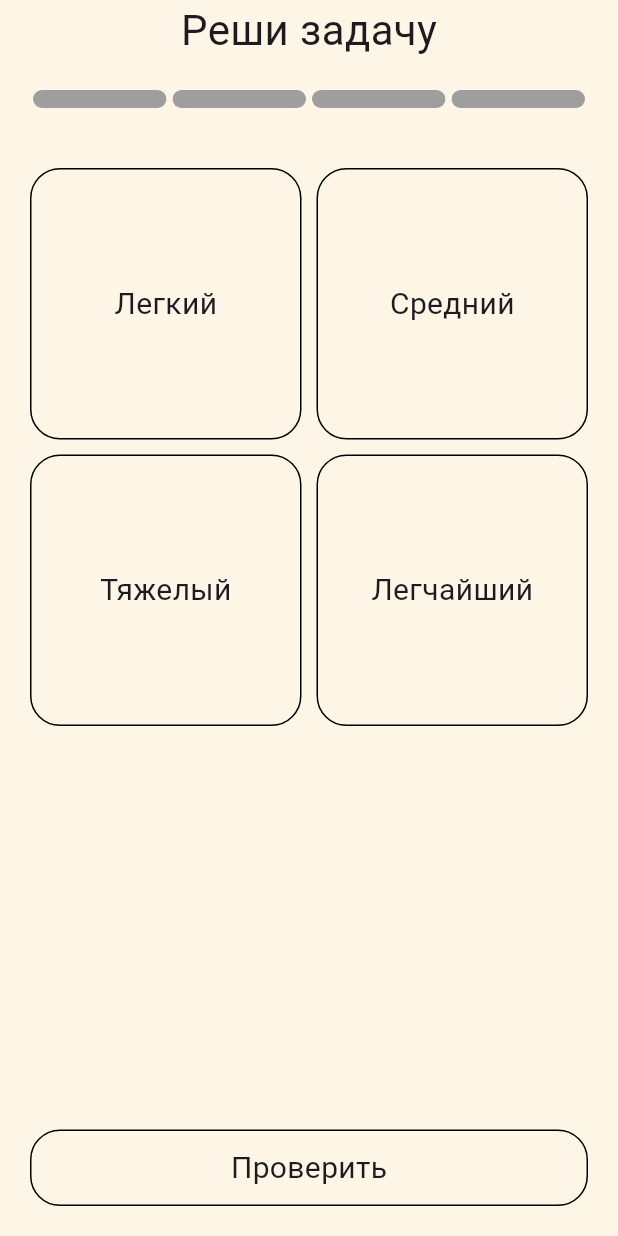
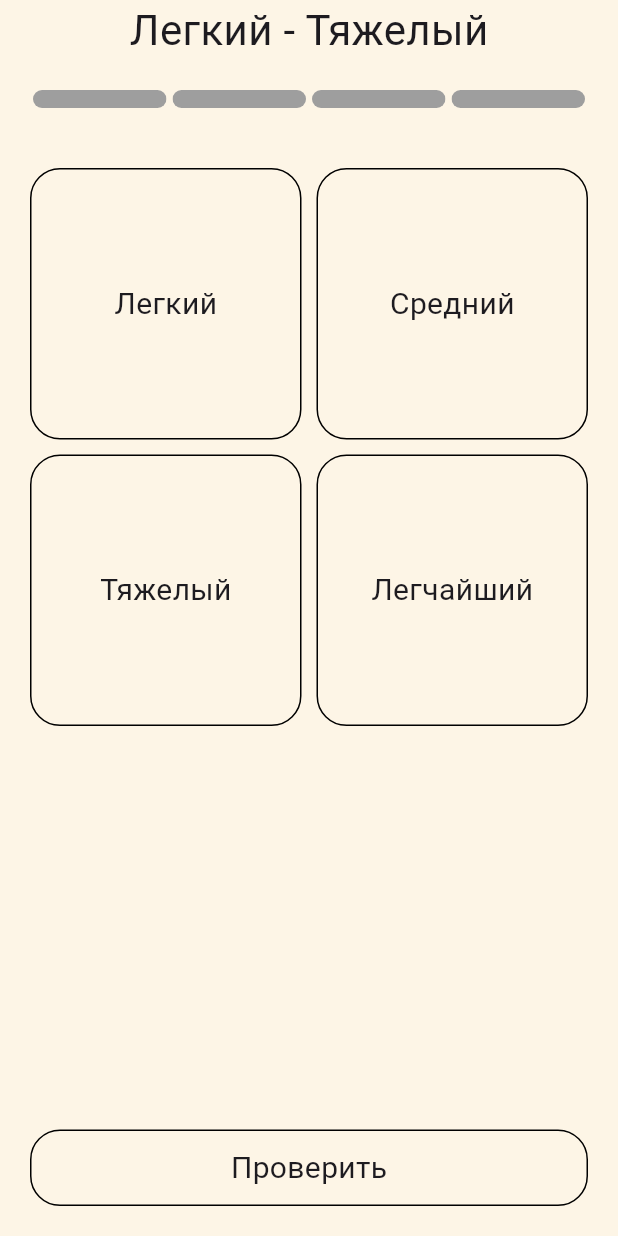
Before and after one commit to nikolay-potehin/umnyashka, a Flutter app: the screen it shows after launch, after a tap on the "play arrow" icon, on a phone screen of 412 x 824 dp. Run offline on Flutter 3.47's test engine with Material 3 defaults, Android fonts, the phone set to English and light mode, and no system bars; drawn by our look-alikes of step_progress_indicator; our stand-ins replace get.

Commit message:
adds lesson title on tasks_screen

```diff
--- a/lib/data/models/lesson.dart
+++ b/lib/data/models/lesson.dart
@@ -13,6 +13,6 @@ class Lesson<T extends Task> {
 
   Widget get screen {
     if (T == PickOneTask) return PickOneLessonScreen(lesson: this as Lesson<PickOneTask>);
-    return const UScaffold(body: LessonSuccessView(tasksCount: 1));
+    return UScaffold(body: LessonSuccessView(tasksCount: 1, title: view.title));
   }
 }
--- a/lib/modules/lessons/pick_one/controller.dart
+++ b/lib/modules/lessons/pick_one/controller.dart
@@ -5,8 +5,9 @@ import 'package:umnyashka/modules/lessons/pick_one/views/success.dart';
 import 'package:umnyashka/modules/lessons/pick_one/views/tasks.dart';
 
 class PickOneController extends GetxController {
-  PickOneController({required this.tasks});
+  PickOneController({required this.title, required this.tasks});
   final List<PickOneTask> tasks;
+  final String title;
 
   int _curr = 0;
 
@@ -15,7 +16,9 @@ class PickOneController extends GetxController {
   TaskItem? get picked => tasks[_curr].picked;
 
   Widget get view {
-    if (_curr >= tasks.length) return LessonSuccessView(tasksCount: tasks.length);
+    if (_curr >= tasks.length) {
+      return LessonSuccessView(tasksCount: tasks.length, title: title);
+    }
     return const LessonTasksView();
   }
 
--- a/lib/modules/lessons/pick_one/screen.dart
+++ b/lib/modules/lessons/pick_one/screen.dart
@@ -12,7 +12,7 @@ class PickOneLessonScreen extends StatelessWidget {
 
   @override
   Widget build(BuildContext context) {
-    Get.put(PickOneController(tasks: lesson.tasks));
+    Get.put(PickOneController(title: lesson.view.title, tasks: lesson.tasks));
 
     return UScaffold(
       body: GetBuilder<PickOneController>(builder: (c) => c.view),
--- a/lib/modules/lessons/pick_one/views/success.dart
+++ b/lib/modules/lessons/pick_one/views/success.dart
@@ -5,15 +5,16 @@ import 'package:umnyashka/core/constants/theme.dart';
 import 'package:umnyashka/widgets/button.dart';
 
 class LessonSuccessView extends StatelessWidget {
-  const LessonSuccessView({super.key, required this.tasksCount});
+  const LessonSuccessView({super.key, required this.tasksCount, required this.title});
 
   final int tasksCount;
+  final String title;
 
   @override
   Widget build(BuildContext context) {
     return Column(
       children: [
-        const Text('Реши задачу', style: TextStyle(fontSize: 28)),
+        Text(title, style: const TextStyle(fontSize: 28)),
         Padding(
           padding: const EdgeInsets.symmetric(horizontal: 20, vertical: 20),
           child: StepProgressIndicator(
--- a/lib/modules/lessons/pick_one/views/tasks.dart
+++ b/lib/modules/lessons/pick_one/views/tasks.dart
@@ -14,7 +14,7 @@ class LessonTasksView extends StatelessWidget {
     return GetBuilder<PickOneController>(builder: (c) {
       return Column(
         children: [
-          const Text('Реши задачу', style: TextStyle(fontSize: 28)),
+          Text(c.title, style: const TextStyle(fontSize: 28)),
           Padding(
             padding: const EdgeInsets.symmetric(horizontal: 20, vertical: 20),
             child: StepProgressIndicator(
```
